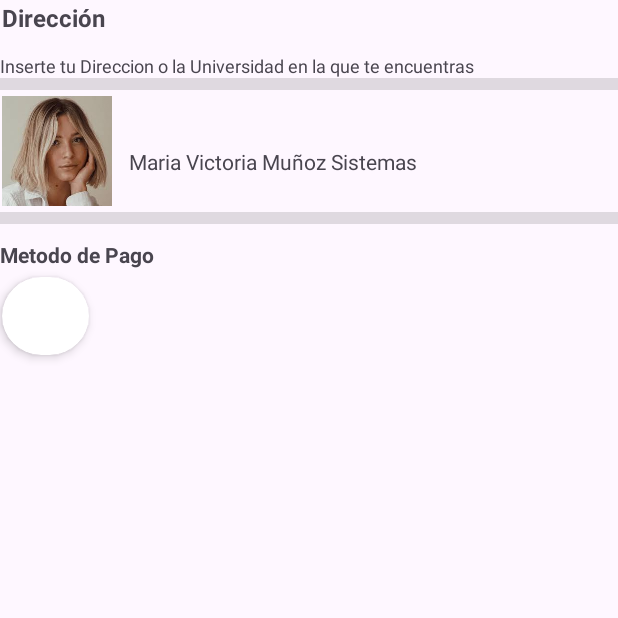
After one commit to Carlosmercg/CampusGo, an Android app: the ComprarActivity screen opened directly, with no data from a screen before it, on a phone screen of 412 x 824 dp, the top half of it. The commit adds this screen. Run offline under Robolectric (Android 15) with nearby library versions, the phone set to English and light mode, and no system bars.

Commit message:
creacion de los la pantalla de compra

```diff
--- a/app/src/main/AndroidManifest.xml
+++ b/app/src/main/AndroidManifest.xml
@@ -14,6 +14,9 @@
         android:supportsRtl="true"
         android:theme="@style/Theme.CampusGo"
         tools:targetApi="31">
+        <activity
+            android:name=".ComprarActivity"
+            android:exported="false" />
         <activity
             android:name=".CalificarActivity"
             android:exported="false" />
--- /dev/null
+++ b/app/src/main/java/com/example/campusgo/ComprarActivity.kt
@@ -0,0 +1,20 @@
+package com.example.campusgo
+
+import android.os.Bundle
+import androidx.activity.enableEdgeToEdge
+import androidx.appcompat.app.AppCompatActivity
+import androidx.core.view.ViewCompat
+import androidx.core.view.WindowInsetsCompat
+
+class ComprarActivity : AppCompatActivity() {
+    override fun onCreate(savedInstanceState: Bundle?) {
+        super.onCreate(savedInstanceState)
+        enableEdgeToEdge()
+        setContentView(R.layout.activity_comprar)
+        ViewCompat.setOnApplyWindowInsetsListener(findViewById(R.id.main)) { v, insets ->
+            val systemBars = insets.getInsets(WindowInsetsCompat.Type.systemBars())
+            v.setPadding(systemBars.left, systemBars.top, systemBars.right, systemBars.bottom)
+            insets
+        }
+    }
+}
--- /dev/null
+++ b/app/src/main/res/layout/activity_comprar.xml
@@ -0,0 +1,107 @@
+<?xml version="1.0" encoding="utf-8"?>
+<androidx.constraintlayout.widget.ConstraintLayout xmlns:android="http://schemas.android.com/apk/res/android"
+    xmlns:app="http://schemas.android.com/apk/res-auto"
+    xmlns:tools="http://schemas.android.com/tools"
+    android:id="@+id/main"
+    android:layout_width="match_parent"
+    android:layout_height="match_parent"
+    android:padding="15dp"
+    tools:context=".ComprarActivity">
+
+    <View
+        android:id="@+id/divider2"
+        android:layout_width="match_parent"
+        android:layout_height="8dp"
+        android:background="?android:attr/listDivider"
+        app:layout_constraintBottom_toBottomOf="parent"
+        app:layout_constraintTop_toBottomOf="@+id/imageView"
+        app:layout_constraintVertical_bias="0.0"
+        tools:layout_editor_absoluteX="30dp" />
+
+    <TextView
+        android:id="@+id/textView10"
+        android:layout_width="wrap_content"
+        android:layout_height="wrap_content"
+        android:text="Dirección"
+        android:textSize="16sp"
+        android:textStyle="bold"
+        app:layout_constraintBottom_toBottomOf="parent"
+        app:layout_constraintEnd_toEndOf="parent"
+        app:layout_constraintHorizontal_bias="0.003"
+        app:layout_constraintStart_toStartOf="parent"
+        app:layout_constraintTop_toTopOf="parent"
+        app:layout_constraintVertical_bias="0.001" />
+
+    <View
+        android:id="@+id/divider"
+        android:layout_width="match_parent"
+        android:layout_height="8dp"
+        android:background="?android:attr/listDivider"
+        app:layout_constraintBottom_toBottomOf="parent"
+        app:layout_constraintTop_toBottomOf="@+id/textView11"
+        app:layout_constraintVertical_bias="0.0"
+        tools:layout_editor_absoluteX="-1dp" />
+
+    <TextView
+        android:id="@+id/textView11"
+        android:layout_width="match_parent"
+        android:layout_height="wrap_content"
+        android:text="Inserte tu Direccion o la Universidad en la que te encuentras"
+        android:textSize="12dp"
+        app:layout_constraintBottom_toBottomOf="parent"
+        app:layout_constraintTop_toBottomOf="@+id/textView10"
+        app:layout_constraintVertical_bias="0.016"
+        tools:layout_editor_absoluteX="15dp" />
+
+    <ImageView
+        android:id="@+id/imageView"
+        android:layout_width="73dp"
+        android:layout_height="81dp"
+        app:layout_constraintBottom_toBottomOf="parent"
+        app:layout_constraintEnd_toEndOf="parent"
+        app:layout_constraintHorizontal_bias="0.003"
+        app:layout_constraintStart_toStartOf="parent"
+        app:layout_constraintTop_toBottomOf="@+id/divider"
+        app:layout_constraintVertical_bias="0.0"
+        app:srcCompat="@drawable/placeholder_usuario" />
+
+    <TextView
+        android:id="@+id/textView12"
+        android:layout_width="wrap_content"
+        android:layout_height="wrap_content"
+        android:text="Maria Victoria Muñoz Sistemas"
+        app:layout_constraintBottom_toBottomOf="parent"
+        app:layout_constraintEnd_toEndOf="parent"
+        app:layout_constraintHorizontal_bias="0.08"
+        app:layout_constraintStart_toEndOf="@+id/imageView"
+        app:layout_constraintTop_toBottomOf="@+id/divider"
+        app:layout_constraintVertical_bias="0.051" />
+
+    <TextView
+        android:id="@+id/textView13"
+        android:layout_width="wrap_content"
+        android:layout_height="wrap_content"
+        android:text="Metodo de Pago"
+        android:textStyle="bold"
+        app:layout_constraintBottom_toBottomOf="parent"
+        app:layout_constraintEnd_toEndOf="parent"
+        app:layout_constraintHorizontal_bias="0.0"
+        app:layout_constraintStart_toStartOf="parent"
+        app:layout_constraintTop_toBottomOf="@+id/divider2"
+        app:layout_constraintVertical_bias="0.016" />
+
+    <androidx.cardview.widget.CardView
+        android:layout_width="58dp"
+        android:layout_height="52dp"
+        android:layout_marginTop="5dp"
+        app:cardCornerRadius="50dp"
+        app:cardElevation="4dp"
+        app:layout_constraintBottom_toBottomOf="parent"
+        app:layout_constraintEnd_toEndOf="parent"
+        app:layout_constraintHorizontal_bias="0.003"
+        app:layout_constraintStart_toStartOf="parent"
+        app:layout_constraintTop_toBottomOf="@+id/textView13"
+        app:layout_constraintVertical_bias="0.0" />
+
+
+</androidx.constraintlayout.widget.ConstraintLayout>
--- a/app/src/main/res/layout/activity_mapa_comprador.xml
+++ b/app/src/main/res/layout/activity_mapa_comprador.xml
@@ -44,6 +44,7 @@
             android:id="@+id/textView3"
             android:layout_width="wrap_content"
             android:layout_height="wrap_content"
+            android:layout_marginStart="5dp"
             android:text="Maria Victoria Muñoz Santos"
             android:textSize="18dp"
             android:textStyle="bold"
```
Also changed, not shown: app/src/main/res/drawable/placeholder_chip.jpg (added).
